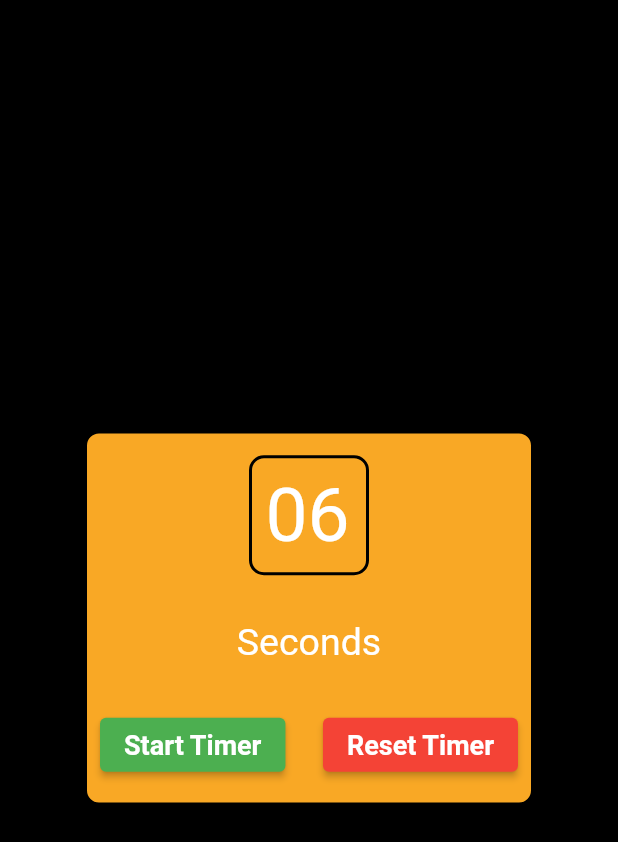
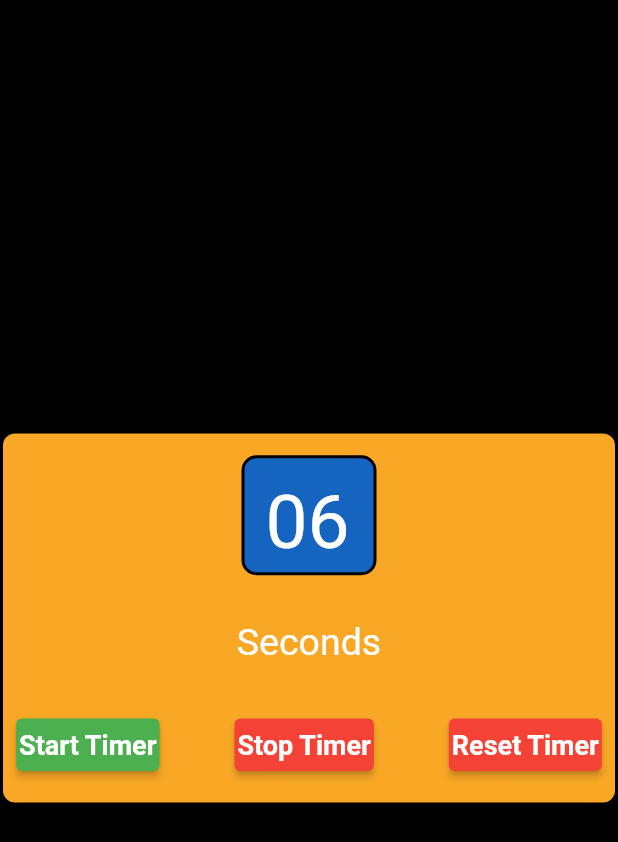
Before and after one commit to NizarMaarouf/Counter_Time_App_F, a Flutter app: the screen it shows after launch, after a tap on "Start Timer", on a phone screen of 412 x 824 dp. Shown: the top 842 px of the screen. Run offline on Flutter 3.47's test engine with Material 2 defaults, Android fonts, the light colour scheme and no system bars.

Commit message:
nizar.ma

```diff
--- a/lib/Widget/Counter.dart
+++ b/lib/Widget/Counter.dart
@@ -12,15 +12,19 @@ class CounterDownApp extends StatefulWidget {
 }
 
 class _CounterDownAppState extends State<CounterDownApp> {
+  //
   int countdown = 7;
+  //we must put the ? in the end of Timer .....
+  Timer? downSeconds;
 
   startTimer() {
-    Timer downSeconds = Timer.periodic(Duration(seconds: 1), (test) {
+    downSeconds = Timer.periodic(Duration(seconds: 1), (test) {
       setState(() {
         if (countdown > 0) {
           countdown--;
         } else {
-          test.cancel();
+          // so we put ! here too
+          // downSeconds!.cancel();
         }
       });
     });
@@ -28,8 +32,9 @@ class _CounterDownAppState extends State<CounterDownApp> {
 
   rsetTimer() {
     setState(() {
-      if (countdown == 0) {
+      if (countdown >= 0 || countdown == '👌') {
         countdown = 7;
+
       }
     });
   }
@@ -41,7 +46,7 @@ class _CounterDownAppState extends State<CounterDownApp> {
         backgroundColor: Colors.black,
         body: Center(
           child: Container(
-            width: 300,
+            width: 500,
             height: 250,
             decoration: BoxDecoration(
               color: Colors.yellow[800],
@@ -56,11 +61,11 @@ class _CounterDownAppState extends State<CounterDownApp> {
               // ignore: prefer_const_literals_to_create_immutables
               children: [
                 Container(
-                  padding: EdgeInsets.all(9),
-                  width: 80,
+                  padding: countdown >= 0  ? EdgeInsets.all(14) :EdgeInsets.all(60),
+                  width: 90,
                   height: 80,
                   decoration: BoxDecoration(
-                    color: Colors.yellow[800],
+                    color: Colors.blue[800],
                     border: Border.all(
                       color: Colors.black,
                       width: 2,
@@ -68,9 +73,9 @@ class _CounterDownAppState extends State<CounterDownApp> {
                     borderRadius: BorderRadius.circular(10),
                   ),
                   child: Text(
-                    countdown.toString().padLeft(2, "0"),
+                    countdown > 0 ? countdown.toString().padLeft(2, "0") : '👌',
                     style: TextStyle(
-                      fontSize: 50,
+                    fontSize: countdown > 0 ?  50 : 40,
                       color: Colors.white,
                     ),
                   ),
@@ -89,14 +94,14 @@ class _CounterDownAppState extends State<CounterDownApp> {
                   height: 30,
                 ),
                 Row(
-                  mainAxisAlignment: MainAxisAlignment.center,
+                  mainAxisAlignment: MainAxisAlignment.spaceAround,
                   children: [
                     ElevatedButton(
                       style: ElevatedButton.styleFrom(
                         foregroundColor: Colors.white,
                         backgroundColor: Colors.green,
-                        minimumSize: Size(88, 36),
-                        padding: EdgeInsets.symmetric(horizontal: 16),
+                        minimumSize: Size(90, 35),
+                        padding: EdgeInsets.symmetric(horizontal: 2),
                       ),
                       onPressed: () {
                         startTimer();
@@ -108,14 +113,33 @@ class _CounterDownAppState extends State<CounterDownApp> {
                       ),
                     ),
                     SizedBox(
-                      width: 25,
+                      width: 15,
                     ),
                     ElevatedButton(
                       style: ElevatedButton.styleFrom(
                         foregroundColor: Colors.white,
                         backgroundColor: Colors.red,
-                        minimumSize: Size(88, 36),
-                        padding: EdgeInsets.symmetric(horizontal: 16),
+                        minimumSize: Size(90, 35),
+                        padding: EdgeInsets.symmetric(horizontal: 2),
+                      ),
+                      onPressed: () {
+                        downSeconds!.cancel();
+                      },
+                      child: Text(
+                        'Stop Timer',
+                        style: TextStyle(
+                            fontSize: 18, fontWeight: FontWeight.bold),
+                      ),
+                    ),
+                    SizedBox(
+                      width: 15,
+                    ),
+                    ElevatedButton(
+                      style: ElevatedButton.styleFrom(
+                        foregroundColor: Colors.white,
+                        backgroundColor: Colors.red,
+                        minimumSize: Size(90, 35),
+                        padding: EdgeInsets.symmetric(horizontal: 2),
                       ),
                       onPressed: () {
                         rsetTimer();
```
